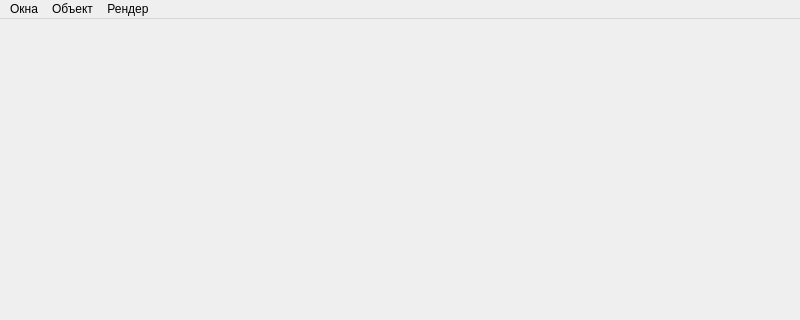
First picture: the form in Gui/src/MainWindow.ui, repository RullDeef/cw-1, before the edit; both pictures show x 0 to 800 and y 0 to 320 of the 800 by 600 pixel window.
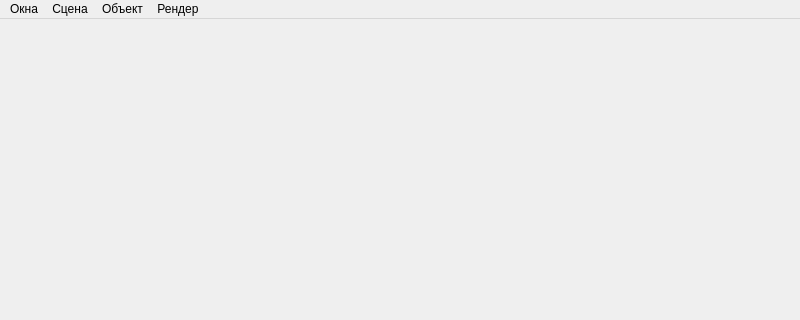
Second picture: the form after the edit.

Diff of the .ui file:
```diff
--- a/Gui/src/MainWindow.ui
+++ b/Gui/src/MainWindow.ui
@@ -49,7 +49,14 @@
     </property>
     <addaction name="saveRender"/>
    </widget>
+   <widget class="QMenu" name="sceneMenu">
+    <property name="title">
+     <string>Сцена</string>
+    </property>
+    <addaction name="createNewScene"/>
+   </widget>
    <addaction name="windowMenu"/>
+   <addaction name="sceneMenu"/>
    <addaction name="objectMenu"/>
    <addaction name="renderMenu"/>
   </widget>
```
Left out of the diff: 5 changed lines with no effect on the pictures.
